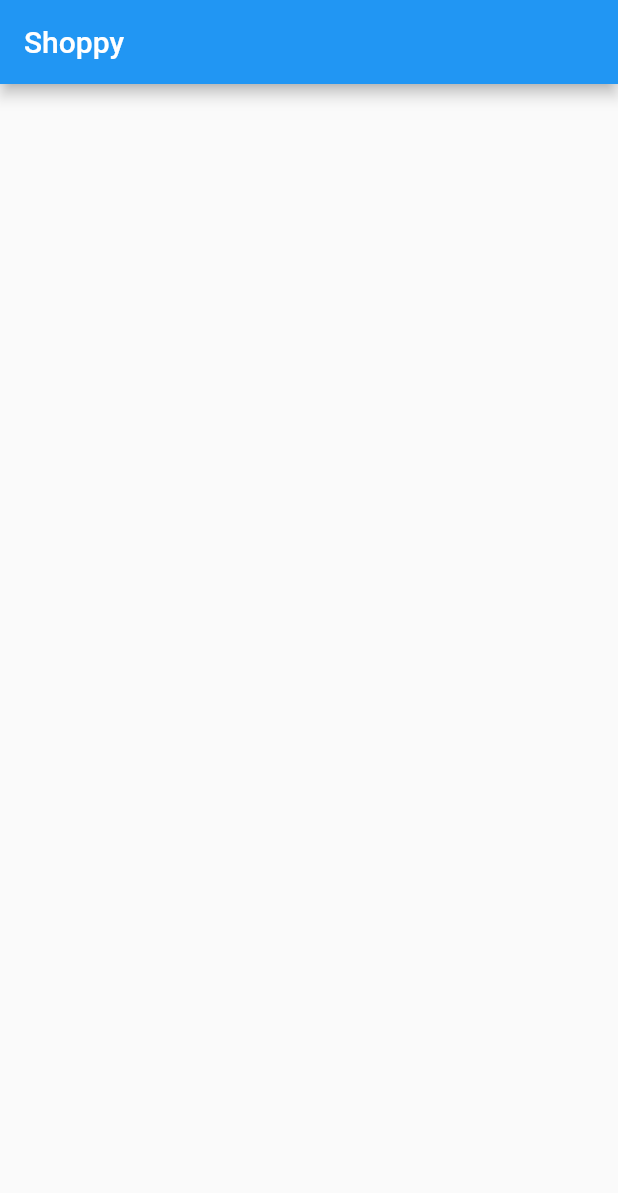
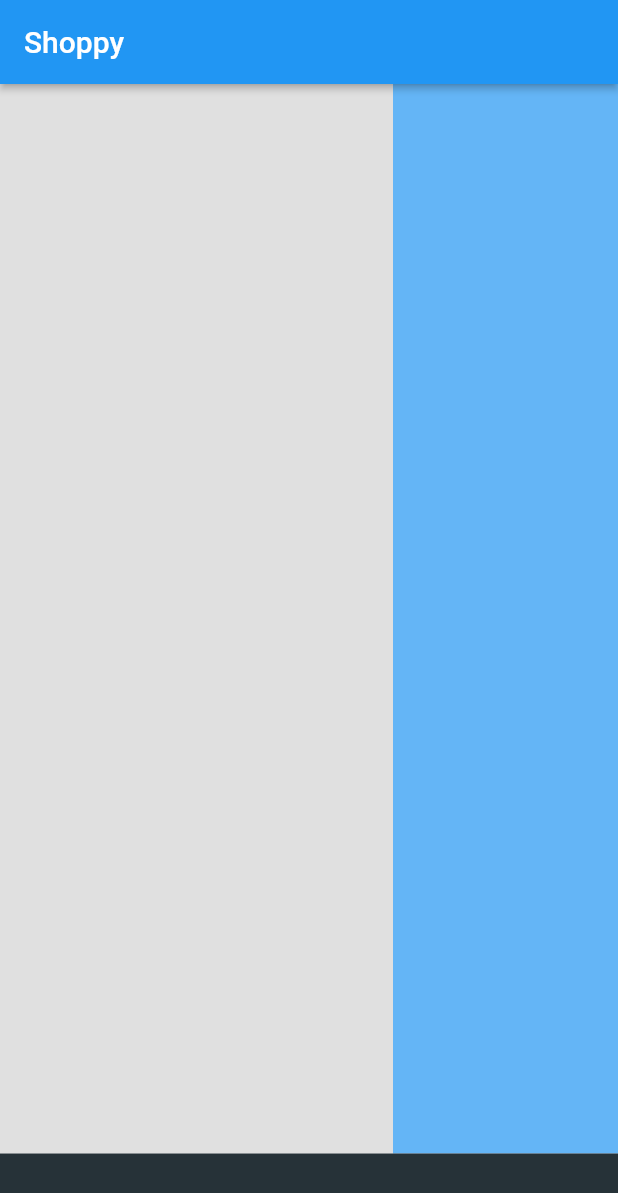
Before and after one commit to creytas/FlutterShoppy, a Flutter app: the screen it shows after launch, on a phone screen of 412 x 824 dp. Shown: the top 1193 px of the screen. Run offline on Flutter 3.47's test engine with Material 2 defaults, Android fonts, the phone set to English and light mode, and no system bars.

Commit message:
refactor: split the page into modules

```diff
--- /dev/null
+++ b/lib/src/views/components/aside/aside.dart
@@ -0,0 +1,15 @@
+import 'package:flutter/material.dart';
+
+class AsideComponent extends StatelessWidget {
+  // const AsideComponent({
+  //   Key? key,
+  // }) : super(key: key);
+
+  @override
+  Widget build(BuildContext context) {
+    return Container(
+      width: 150,
+      color: Colors.blue.shade300,
+    );
+  }
+}
--- /dev/null
+++ b/lib/src/views/components/body/body.dart
@@ -0,0 +1,16 @@
+import 'package:flutter/material.dart';
+
+class BodyComponent extends StatelessWidget {
+  // const BodyComponent({
+  //   Key? key,
+  // }) : super(key: key);
+
+  @override
+  Widget build(BuildContext context) {
+    return Expanded(
+      child: Container(
+        color: Colors.transparent,
+      ),
+    );
+  }
+}
--- /dev/null
+++ b/lib/src/views/components/footer/footer.dart
@@ -0,0 +1,15 @@
+import 'package:flutter/material.dart';
+
+class FooterComponent extends StatelessWidget {
+  // const FooterComponent({
+  //   Key? key,
+  // }) : super(key: key);
+
+  @override
+  Widget build(BuildContext context) {
+    return Container(
+      height: 55,
+      color: Colors.blueGrey.shade900,
+    );
+  }
+}
--- a/lib/src/views/screens/home_page.dart
+++ b/lib/src/views/screens/home_page.dart
@@ -1,13 +1,39 @@
 import 'package:flutter/material.dart';
 
+import '../components/aside/aside.dart';
+import '../components/body/body.dart';
+import '../components/footer/footer.dart';
+
 class Homepage extends StatelessWidget {
-  const Homepage({super.key});
-
+  //const Homepage({super.key});
+  final PreferredSizeWidget header = AppBar(
+    elevation: 2,
+    title: Text('Shoppy'),
+  );
   @override
   Widget build(BuildContext context) {
     return Scaffold(
-      appBar: AppBar(
-        title: Text('Shoppy'),
+      appBar: header,
+      body: Container(
+        child: Column(
+          children: [
+            //MainBody(),
+            Expanded(
+              child: Container(
+                height: 400,
+                color: Colors.grey.shade300,
+                child: Row(
+                  children: [
+                    BodyComponent(),
+                    AsideComponent(),
+                  ],
+                ),
+              ),
+            ),
+            //Footer(),
+            FooterComponent(),
+          ],
+        ),
       ),
     );
   }
```
